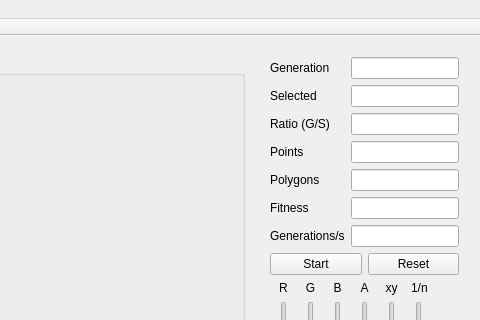
Qt form mainwindow.ui (superkartoffel/evo-cubist) before a commit; both pictures show x 404 to 884 and y 0 to 320 of the 884 by 417 pixel window.
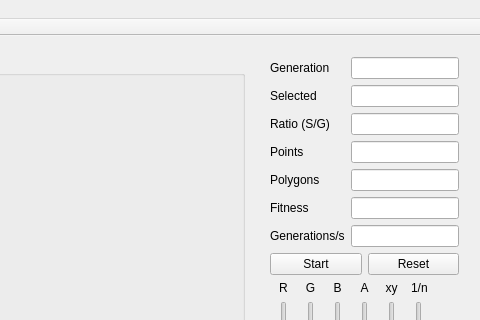
The same form after that commit.

The edit to the form file:
```diff
--- a/mainwindow.ui
+++ b/mainwindow.ui
@@ -201,7 +201,7 @@
           <item row="2" column="0">
            <widget class="QLabel" name="label_13">
             <property name="text">
-             <string>Ratio (G/S)</string>
+             <string>Ratio (S/G)</string>
             </property>
            </widget>
           </item>
```
